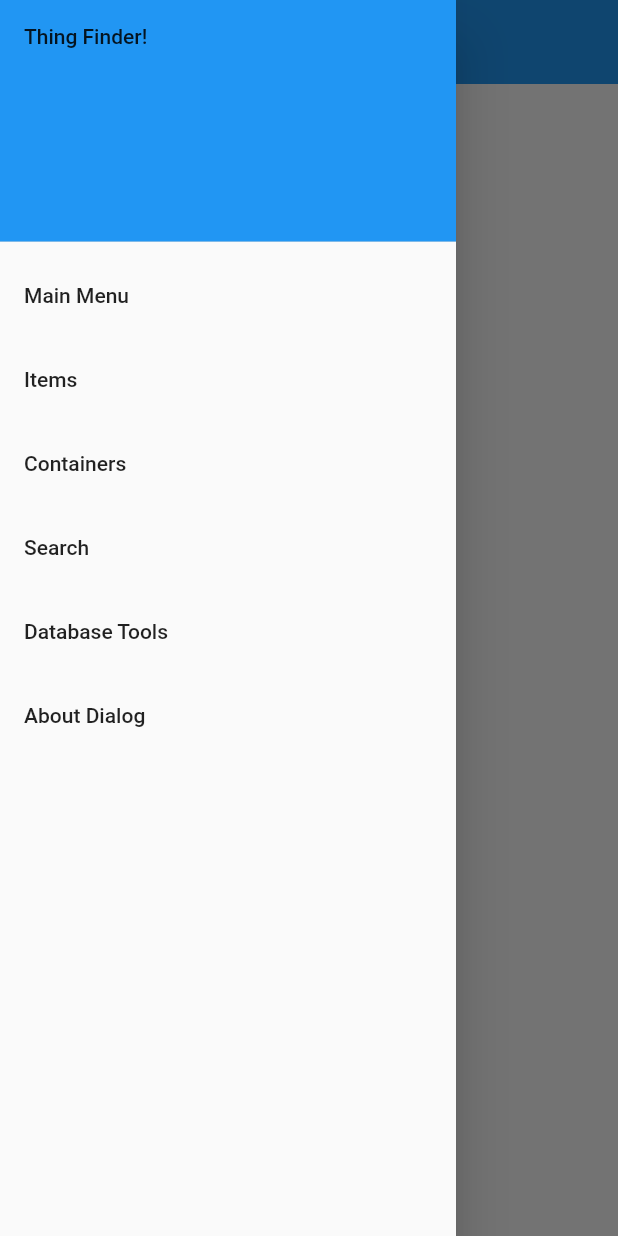
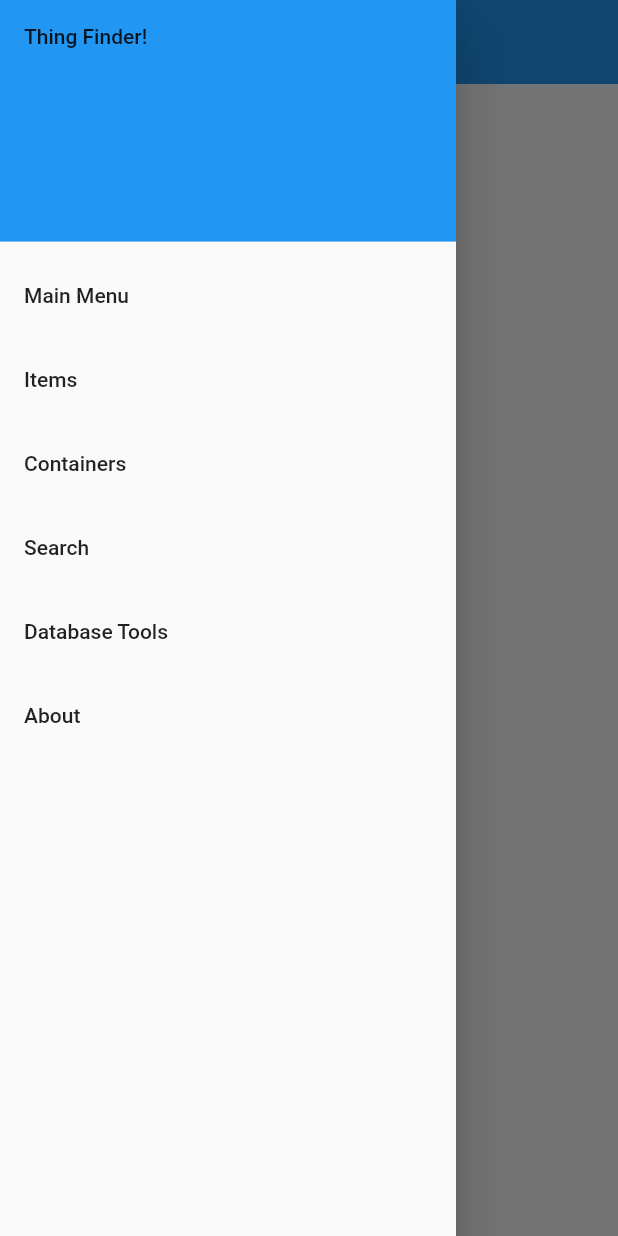
Before and after one commit to jlprince21/thing_finder, a Flutter app: the screen it shows after launch, with the side drawer open, on a phone screen of 412 x 824 dp. Run offline on Flutter 3.47's test engine with Material 2 defaults, Android fonts, the light colour scheme and no system bars; our stand-ins replace drift, file_picker, get, share_plus; accounts and stored records are empty; generated files the repository leaves out were written again.

Commit message:
Change About page link text missed in previous commit

```diff
--- a/lib/util/app_drawer.dart
+++ b/lib/util/app_drawer.dart
@@ -99,7 +99,7 @@ class AppDrawer extends StatelessWidget {
 
     menuEntries.add(
       ListTile(
-        title: const Text('About Dialog'),
+        title: const Text('About'),
         onTap: () {
           showAboutDialog(
               context: context,
```
